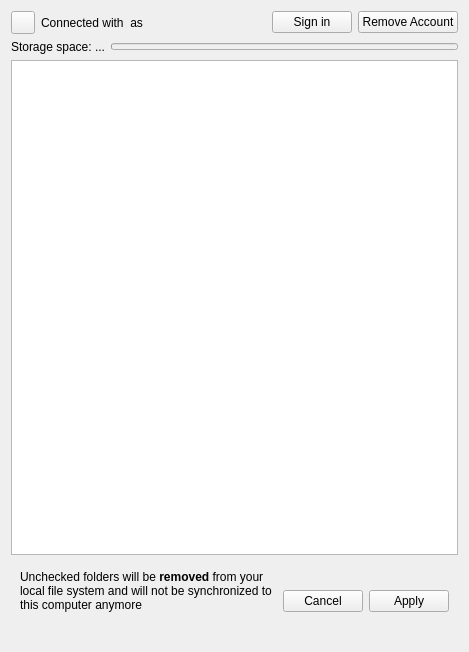
Old version of the form src/gui/accountsettings.ui in the repository GrossLukas/client.
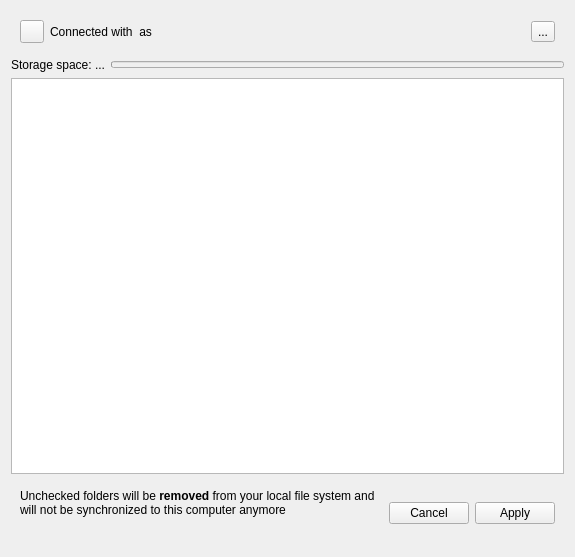
New version of the form. Custom widgets are drawn as their Qt base class.

Commit message:
AccountSettings: Add a toolbox button for the account specific actions.
Also move the 'Add Account' button from the General Tab, where it
is not properly found, to the new account toolbox.

```diff
--- a/src/gui/accountsettings.ui
+++ b/src/gui/accountsettings.ui
@@ -6,30 +6,18 @@
    <rect>
     <x>0</x>
     <y>0</y>
-    <width>469</width>
-    <height>652</height>
+    <width>575</width>
+    <height>557</height>
    </rect>
   </property>
   <property name="windowTitle">
    <string>Form</string>
   </property>
-  <layout class="QVBoxLayout" name="verticalLayout">
-   <item>
+  <layout class="QGridLayout" name="gridLayout">
+   <item row="0" column="0">
     <widget class="QWidget" name="accountStatus" native="true">
-     <layout class="QHBoxLayout" name="horizontalLayout">
-      <property name="leftMargin">
-       <number>0</number>
-      </property>
-      <property name="topMargin">
-       <number>0</number>
-      </property>
-      <property name="rightMargin">
-       <number>0</number>
-      </property>
-      <property name="bottomMargin">
-       <number>0</number>
-      </property>
-      <item>
+     <layout class="QGridLayout" name="gridLayout_2">
+      <item row="0" column="0">
        <widget class="SslButton" name="sslButton">
         <property name="sizePolicy">
          <sizepolicy hsizetype="Maximum" vsizetype="Fixed">
@@ -42,7 +30,7 @@
         </property>
        </widget>
       </item>
-      <item>
+      <item row="0" column="1">
        <widget class="QLabel" name="connectLabel">
         <property name="sizePolicy">
          <sizepolicy hsizetype="MinimumExpanding" vsizetype="Preferred">
@@ -61,42 +49,17 @@
         </property>
        </widget>
       </item>
-      <item>
-       <widget class="QPushButton" name="signInButton">
-        <property name="sizePolicy">
-         <sizepolicy hsizetype="Preferred" vsizetype="Fixed">
-          <horstretch>0</horstretch>
-          <verstretch>0</verstretch>
-         </sizepolicy>
-        </property>
-        <property name="toolTip">
-         <string>Enter your credentials to connect to the server</string>
-        </property>
+      <item row="0" column="2">
+       <widget class="QToolButton" name="_accountToolbox">
         <property name="text">
-         <string>Sign in</string>
-        </property>
-       </widget>
-      </item>
-      <item>
-       <widget class="QPushButton" name="deleteButton">
-        <property name="sizePolicy">
-         <sizepolicy hsizetype="Preferred" vsizetype="Fixed">
-          <horstretch>0</horstretch>
-          <verstretch>0</verstretch>
-         </sizepolicy>
-        </property>
-        <property name="toolTip">
-         <string>Remove the account configuration from the client</string>
-        </property>
-        <property name="text">
-         <string>Remove Account</string>
+         <string>...</string>
         </property>
        </widget>
       </item>
      </layout>
     </widget>
    </item>
-   <item>
+   <item row="1" column="0">
     <layout class="QHBoxLayout" name="storageGroupBox">
      <item>
       <widget class="QLabel" name="quotaInfoLabel">
@@ -147,7 +110,7 @@
      </item>
     </layout>
    </item>
-   <item>
+   <item row="2" column="0">
     <widget class="QTreeView" name="_folderList">
      <property name="sizePolicy">
       <sizepolicy hsizetype="MinimumExpanding" vsizetype="Expanding">
@@ -166,7 +129,7 @@
      </property>
     </widget>
    </item>
-   <item>
+   <item row="3" column="0">
     <widget class="QWidget" name="selectiveSyncStatus" native="true">
      <layout class="QHBoxLayout" name="horizontalLayout_3">
       <item>
```
The commit also changes 5 other files.
